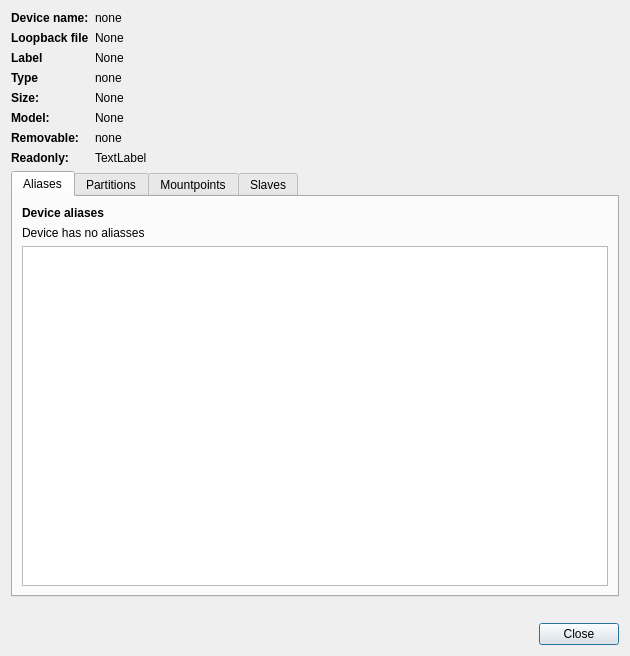
The window that ui/devinfo.ui (iddekingej/blgui) describes before a commit, drawn with Qt 5.
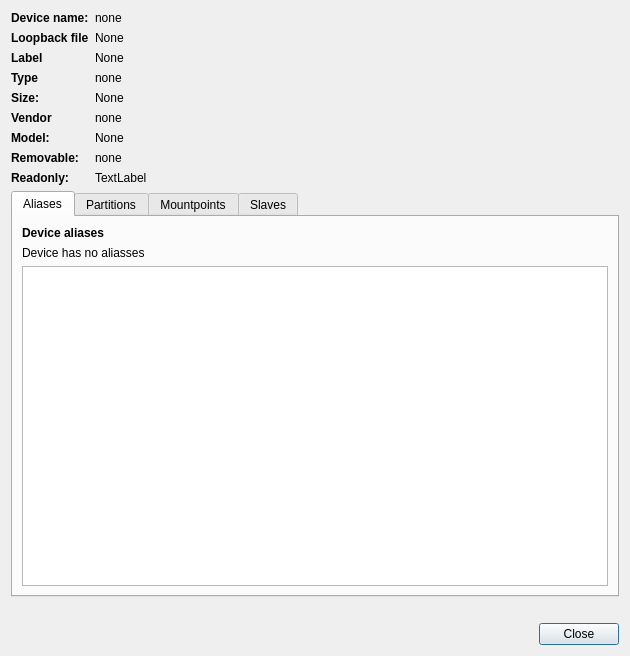
The same window after the commit.

Patch:
```diff
--- a/ui/devinfo.ui
+++ b/ui/devinfo.ui
@@ -17,10 +17,29 @@
    <item>
     <layout class="QHBoxLayout" name="horizontalLayout">
      <item>
-      <layout class="QGridLayout" name="gridLayout" columnstretch="0,1">
+      <layout class="QGridLayout" name="gridLayout" columnstretch="0,0">
        <property name="sizeConstraint">
         <enum>QLayout::SetDefaultConstraint</enum>
        </property>
+       <item row="5" column="0">
+        <widget class="QLabel" name="label_12">
+         <property name="sizePolicy">
+          <sizepolicy hsizetype="Maximum" vsizetype="Preferred">
+           <horstretch>0</horstretch>
+           <verstretch>0</verstretch>
+          </sizepolicy>
+         </property>
+         <property name="font">
+          <font>
+           <weight>75</weight>
+           <bold>true</bold>
+          </font>
+         </property>
+         <property name="text">
+          <string>Vendor</string>
+         </property>
+        </widget>
+       </item>
        <item row="0" column="0">
         <widget class="QLabel" name="label">
          <property name="sizePolicy">
@@ -91,7 +110,7 @@
          </property>
         </widget>
        </item>
-       <item row="5" column="0">
+       <item row="6" column="0">
         <widget class="QLabel" name="label_3">
          <property name="sizePolicy">
           <sizepolicy hsizetype="Minimum" vsizetype="Preferred">
@@ -116,14 +135,14 @@
          </property>
         </widget>
        </item>
-       <item row="5" column="1">
+       <item row="6" column="1">
         <widget class="QLabel" name="modelLabel">
          <property name="text">
           <string>None</string>
          </property>
         </widget>
        </item>
-       <item row="6" column="0">
+       <item row="7" column="0">
         <widget class="QLabel" name="label_4">
          <property name="sizePolicy">
           <sizepolicy hsizetype="Minimum" vsizetype="Preferred">
@@ -148,14 +167,14 @@
          </property>
         </widget>
        </item>
-       <item row="6" column="1">
+       <item row="7" column="1">
         <widget class="QLabel" name="removeableLabel">
          <property name="text">
           <string>none</string>
          </property>
         </widget>
        </item>
-       <item row="7" column="0">
+       <item row="8" column="0">
         <widget class="QLabel" name="label_5">
          <property name="sizePolicy">
           <sizepolicy hsizetype="Minimum" vsizetype="Preferred">
@@ -180,7 +199,7 @@
          </property>
         </widget>
        </item>
-       <item row="7" column="1">
+       <item row="8" column="1">
         <widget class="QLabel" name="readonlyLabel">
          <property name="text">
           <string>TextLabel</string>
@@ -238,6 +257,13 @@
          </property>
         </widget>
        </item>
+       <item row="1" column="1">
+        <widget class="QLabel" name="valLoopbackFile">
+         <property name="text">
+          <string>None</string>
+         </property>
+        </widget>
+       </item>
        <item row="3" column="1">
         <widget class="QLabel" name="typeLabel">
          <property name="text">
@@ -264,10 +290,10 @@
          </property>
         </widget>
        </item>
-       <item row="1" column="1">
-        <widget class="QLabel" name="valLoopbackFile">
+       <item row="5" column="1">
+        <widget class="QLabel" name="vendorLabel">
          <property name="text">
-          <string>None</string>
+          <string>none</string>
          </property>
         </widget>
        </item>
```
